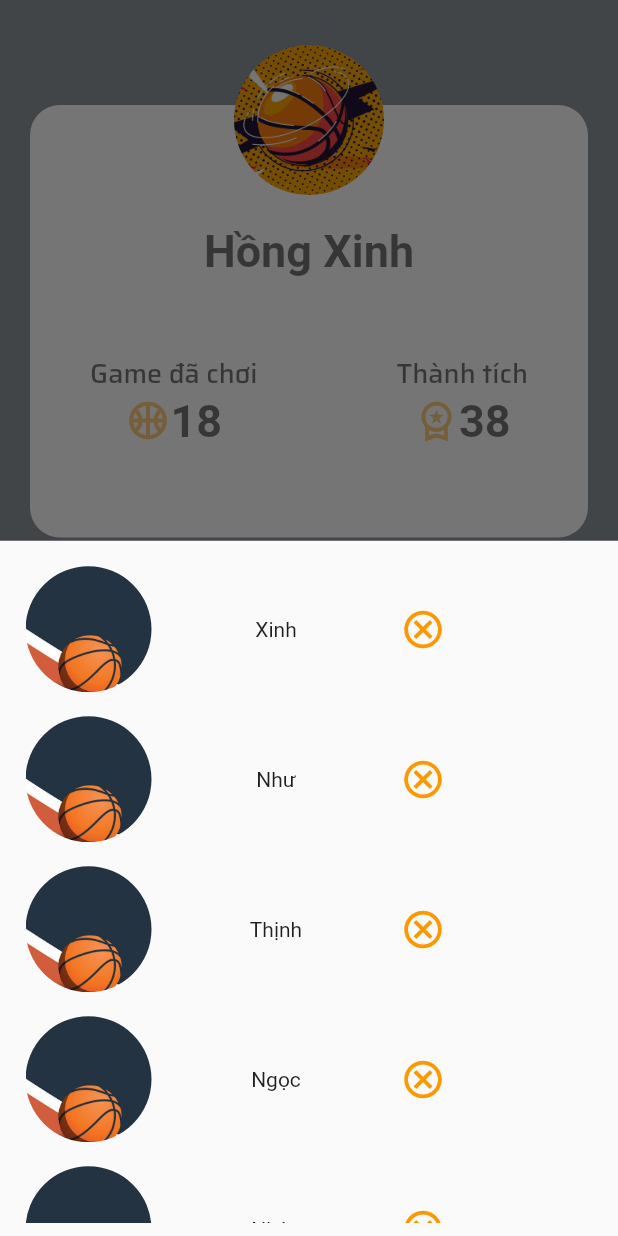
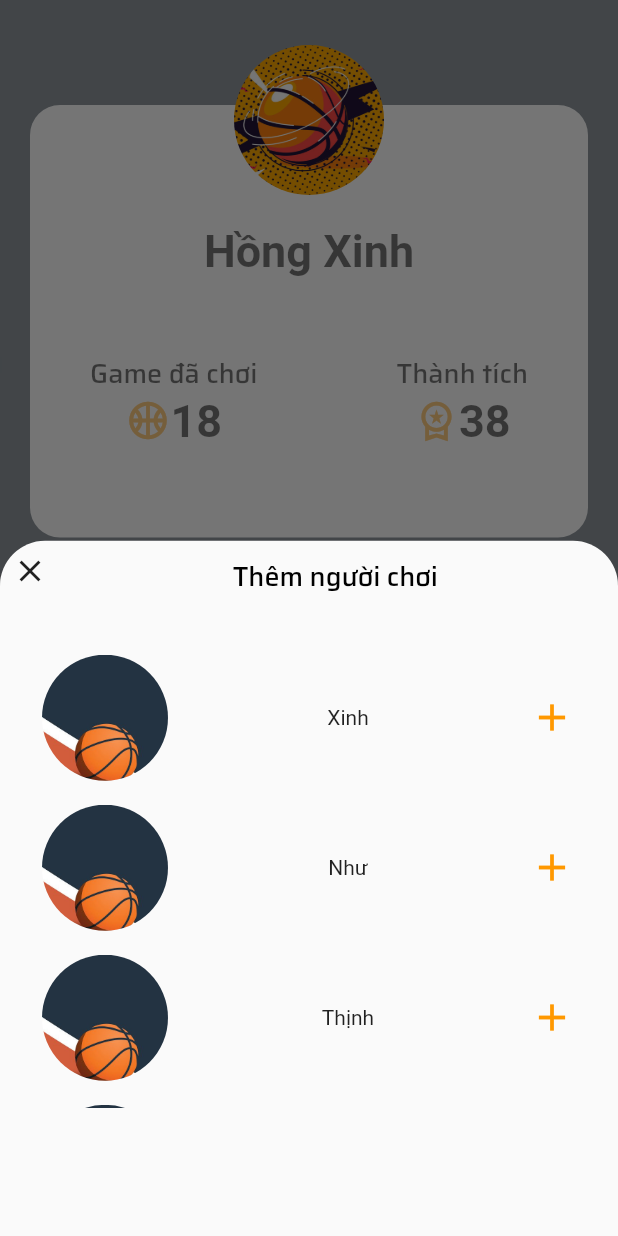
Before and after one commit to NgoHongXinh/Splat-Mobile-App, a Flutter app: the screen it shows after launch, item 2 of the bottom bar chosen, after a tap on "Thêm người chơi", on a phone screen of 412 x 824 dp. Run offline on Flutter 3.47's test engine with Material 2 defaults, Android fonts, the phone set to English and light mode, and no system bars; our stand-ins replace google_fonts.

Commit message:
fix bottom Dialog

```diff
--- a/lib/ListView/dialog_builder.dart
+++ b/lib/ListView/dialog_builder.dart
@@ -73,9 +73,9 @@ class AddDialog{
               padding: EdgeInsets.all(8),
               child: ListView(
                 children: [
-                  ListBuild.ListPlayer(assets: AppAssets.player, name: 'Xinh',onPressed: (){}),
-                  ListBuild.ListPlayer(assets: AppAssets.player, name: 'Xinh',onPressed: (){}),
-                  ListBuild.ListPlayer(assets: AppAssets.player, name: 'Xinh',onPressed: (){}),
+                  ListBuild.ListPlayer(assets: AppAssets.player, name: 'Xinh',onPressed: (){},icon: Icon(Icons.cancel_outlined, color: Colors.orange, size: 30,)),
+                  ListBuild.ListPlayer(assets: AppAssets.player, name: 'Xinh',onPressed: (){},icon: Icon(Icons.cancel_outlined, color: Colors.orange, size: 30,)),
+                  ListBuild.ListPlayer(assets: AppAssets.player, name: 'Xinh',onPressed: (){},icon:Icon(Icons.cancel_outlined, color: Colors.orange, size: 30,)),
 
                 ],
               ),
--- a/lib/ListView/list_player_builder.dart
+++ b/lib/ListView/list_player_builder.dart
@@ -4,11 +4,12 @@ import 'package:testapp/globals/app_color.dart';
 class ListBuild{
   static Row ListPlayer({
     required String assets,
+    required icon,
     required String name,
     required VoidCallback onPressed,
   }){
     return Row(
-      crossAxisAlignment: CrossAxisAlignment.center,
+      mainAxisAlignment: MainAxisAlignment.spaceBetween,
       children: [
         Container(
           width: 100,
@@ -25,13 +26,6 @@ class ListBuild{
                 borderRadius: BorderRadius.circular(50),
               ),
             )
-            // child: ClipRRect(
-            //   borderRadius: BorderRadius.circular(50.0),
-            //   child: SizedBox.fromSize(
-            //     size: Size.fromRadius(10),
-            //     child: Image.asset(assets, fit: BoxFit.cover),
-            //   ),
-            // ),
           ),
         ),
         Container(
@@ -40,10 +34,9 @@ class ListBuild{
           child: Text(name),
         ),
         Container(
-          width: 30,
           child: IconButton(
               onPressed: onPressed,
-              icon: Icon(Icons.cancel_outlined, color: Colors.orange, size: 30,),
+              icon: icon,
             highlightColor: Colors.cyan,
           ),
         )
--- a/lib/Pages/home.dart
+++ b/lib/Pages/home.dart
@@ -20,35 +20,79 @@ class _HomePageState extends State<HomePage> {
       return AddDialog.AddDialogbuilder(
           onclose: (){Navigator.of(context).pop();},
           onApply: (){Navigator.of(context).pop();},
-          content: 'Bạn có chắc muốn xoá người này');
+          content: 'Bạn có chắc muốn xoá người chơi này');
     });
   }
   void _showDialogAddPlayer(){
-    // showDialog(context: context, builder: (context){
-    //   return AddDialog.AddPlayer(
-    //       title: 'Thêm người chơi',
-    //       onclose: (){Navigator.of(context).pop();},
-    //       onApply: (){Navigator.of(context).pop();},
-    //   );
-    // });
-    showModalBottomSheet(context: context, builder: (context){
-      return Container(
-        height: 500,
-        child: Padding(
-          padding: EdgeInsets.all(9),
-          child: ListView(
+    showModalBottomSheet(
+      context: context,
+
+        shape: RoundedRectangleBorder(
+          borderRadius:  BorderRadius.vertical(top: Radius.circular(30)),
+        ),
+      // transitionAnimationController: ,
+      builder: (context){
+      return Column(
+        children: [
+          Row(
+            mainAxisAlignment: MainAxisAlignment.spaceBetween,
             children: [
-              ListBuild.ListPlayer(assets: AppAssets.player, name: 'Xinh',onPressed: _showDialog),
-              ListBuild.ListPlayer(assets: AppAssets.player, name: 'Như',onPressed: _showDialog),
-              ListBuild.ListPlayer(assets: AppAssets.player, name: 'Thịnh',onPressed: _showDialog),
-              ListBuild.ListPlayer(assets: AppAssets.player, name: 'Ngọc',onPressed: _showDialog),
-              ListBuild.ListPlayer(assets: AppAssets.player, name: 'Nhân',onPressed: _showDialog),
-              ListBuild.ListPlayer(assets: AppAssets.player, name: 'Quỳnh',onPressed: _showDialog),
+              Container(
+                alignment: Alignment.centerLeft,
+               child: IconButton(
+                  alignment: Alignment.topLeft,
+                  onPressed: (){Navigator.of(context).pop();},
+                  icon: Icon(Icons.close),
+                ),
+              ),
+              Padding(
+                padding: const EdgeInsets.only(left: 0,right: 120),
+                child: Container(
+                  child: Text('Thêm người chơi',style: AppTextStyle.headerDialogTextStyle(),)
+                ),
+              ),
             ],
           ),
-        ),
+          Container(
+            height: 350,
+            alignment: Alignment.center,
+            child: Padding(
+              padding: EdgeInsets.all(20),
+              child: ListView(
+                children: [
+                  ListBuild.ListPlayer(
+                      assets: AppAssets.player,
+                      name: 'Xinh',
+                      onPressed:(){},
+                      icon:Icon(Icons.add_outlined, color: Colors.orange, size: 30,)),
+                  ListBuild.ListPlayer(
+                      assets: AppAssets.player,
+                      name: 'Như',
+                      onPressed: (){},
+                      icon:Icon(Icons.add_outlined, color: Colors.orange, size: 30,)),
+                  ListBuild.ListPlayer(
+                      assets: AppAssets.player,
+                      name: 'Thịnh',
+                      onPressed: (){},
+                      icon:Icon(Icons.add_outlined, color: Colors.orange, size: 30,)),
+                  ListBuild.ListPlayer(
+                      assets: AppAssets.player,
+                      name: 'Ngọc',
+                      onPressed: (){},
+                      icon:Icon(Icons.add_outlined, color: Colors.orange, size: 30,)),
+                  ListBuild.ListPlayer(
+                      assets: AppAssets.player,
+                      name: 'Nhân',
+                      onPressed: (){},
+                      icon:Icon(Icons.add_outlined, color: Colors.orange, size: 30,)),
+                ],
+              ),
+            ),
+          ),
+        ],
       );
-    });
+    },
+    );
   }
   @override
   Widget build(BuildContext context) {
@@ -240,22 +284,20 @@ class _HomePageState extends State<HomePage> {
                                         )
                                     ),
                                     Container(
-
-                                      width: myWidth,
                                       child: Padding(
-                                        padding: const EdgeInsets.all(8.0),
+                                        padding: const EdgeInsets.all(5.0),
                                         child: ListView(
                                           //không cần set height, khi wrap
                                           shrinkWrap: true,
                                           physics: NeverScrollableScrollPhysics(),
                                           //ko cho scroll
                                           children: [
-                                            ListBuild.ListPlayer(assets: AppAssets.player, name: 'Xinh',onPressed: _showDialog),
-                                            ListBuild.ListPlayer(assets: AppAssets.player, name: 'Như',onPressed: _showDialog),
-                                            ListBuild.ListPlayer(assets: AppAssets.player, name: 'Thịnh',onPressed: _showDialog),
-                                            ListBuild.ListPlayer(assets: AppAssets.player, name: 'Ngọc',onPressed: _showDialog),
-                                            ListBuild.ListPlayer(assets: AppAssets.player, name: 'Nhân',onPressed: _showDialog),
-                                            ListBuild.ListPlayer(assets: AppAssets.player, name: 'Quỳnh',onPressed: _showDialog),
+                                            ListBuild.ListPlayer(assets: AppAssets.player, name: 'Xinh',onPressed: _showDialog,icon:Icon(Icons.cancel_outlined, color: Colors.orange, size: 30,)),
+                                            ListBuild.ListPlayer(assets: AppAssets.player, name: 'Như',onPressed: _showDialog,icon:Icon(Icons.cancel_outlined, color: Colors.orange, size: 30,)),
+                                            ListBuild.ListPlayer(assets: AppAssets.player, name: 'Thịnh',onPressed: _showDialog,icon:Icon(Icons.cancel_outlined, color: Colors.orange, size: 30,)),
+                                            ListBuild.ListPlayer(assets: AppAssets.player, name: 'Ngọc',onPressed: _showDialog,icon:Icon(Icons.cancel_outlined, color: Colors.orange, size: 30,)),
+                                            ListBuild.ListPlayer(assets: AppAssets.player, name: 'Nhân',onPressed: _showDialog,icon:Icon(Icons.cancel_outlined, color: Colors.orange, size: 30,)),
+                                            ListBuild.ListPlayer(assets: AppAssets.player, name: 'Quỳnh',onPressed: _showDialog,icon:Icon(Icons.cancel_outlined, color: Colors.orange, size: 30,)),
                                           ],
                                         ),
                                       ),
--- a/lib/globals/app_style.dart
+++ b/lib/globals/app_style.dart
@@ -48,4 +48,11 @@ class AppTextStyle {
       color: Colors.black54,
     );
   }
+  static TextStyle headerDialogTextStyle() {
+    return GoogleFonts.saira(
+      fontSize: 18,
+      fontWeight: FontWeight.w500,
+      color: Colors.black,
+    );
+  }
 }
```
